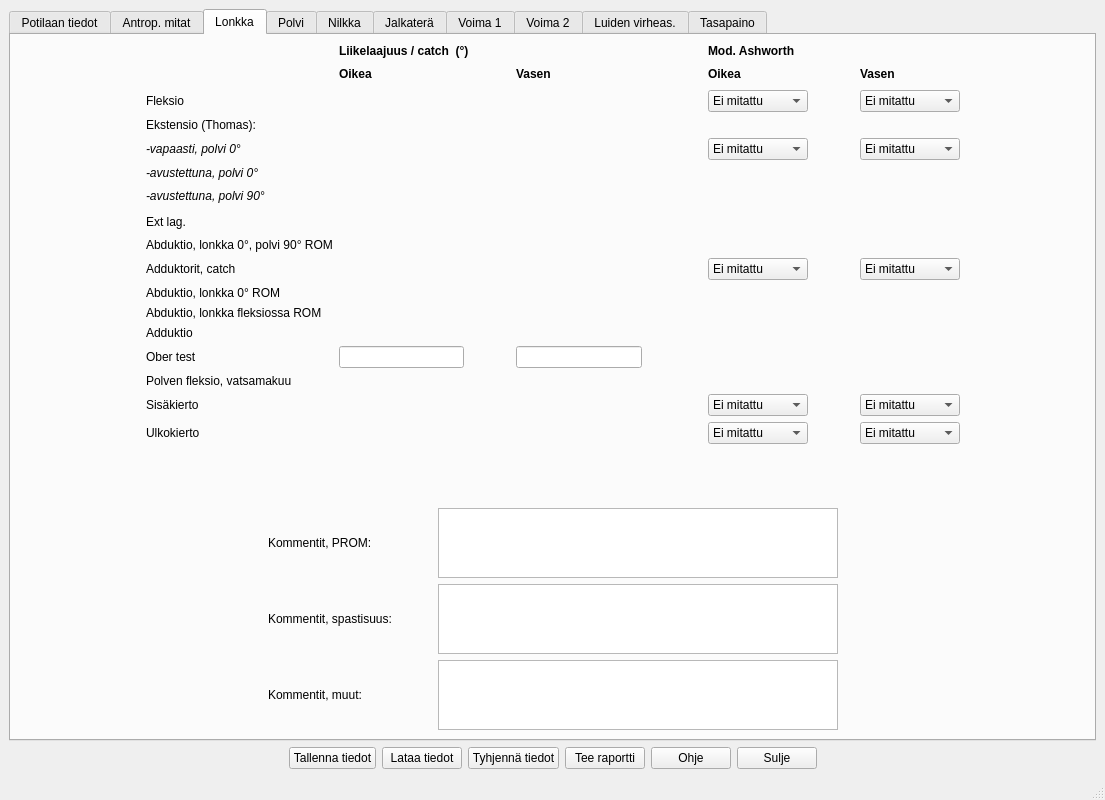
jjnurminen/liikelaaj, file tabbed_design.ui: the form before one commit.
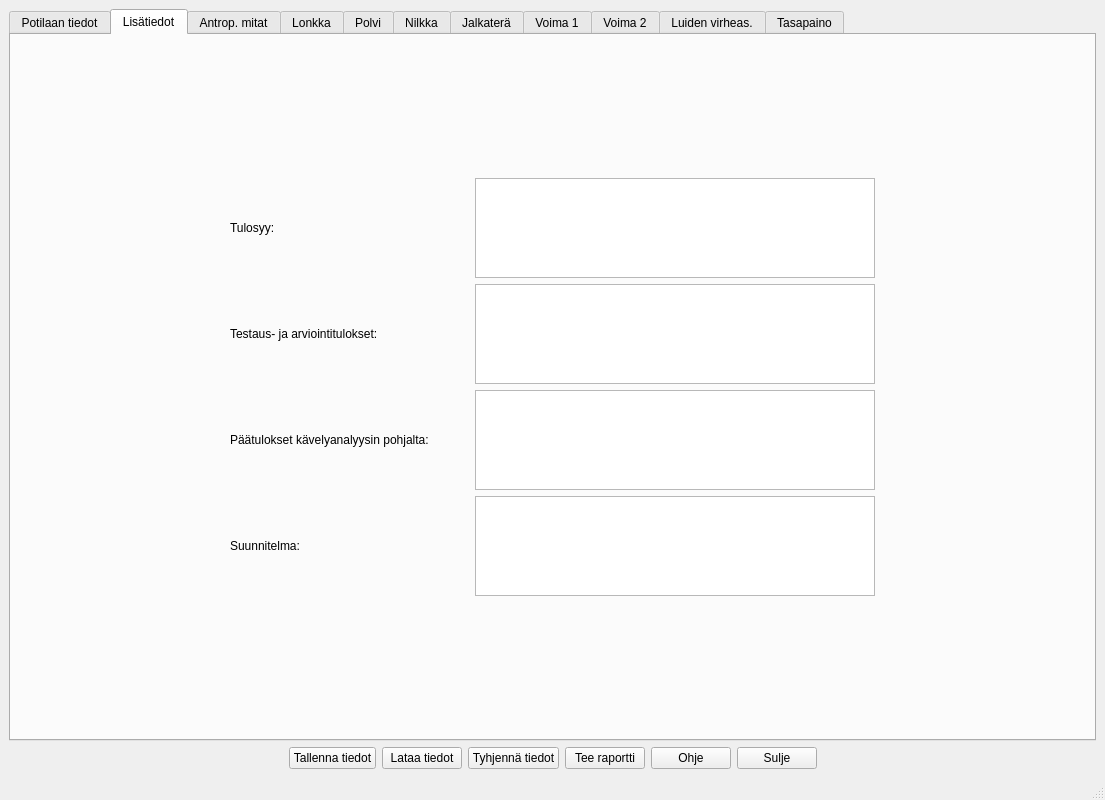
The form after the commit. The open tabs and pages were chosen to show the change. Custom widgets are drawn as their Qt base class.

Commit message: lisatiedot tab (wip)

```diff
--- a/tabbed_design.ui
+++ b/tabbed_design.ui
@@ -305,6 +305,205 @@
         </item>
        </layout>
       </widget>
+      <widget class="QWidget" name="tabLisatiedot">
+       <attribute name="title">
+        <string>Lisätiedot</string>
+       </attribute>
+       <layout class="QVBoxLayout" name="verticalLayout_12">
+        <item>
+         <spacer name="verticalSpacer_8">
+          <property name="orientation">
+           <enum>Qt::Vertical</enum>
+          </property>
+          <property name="sizeHint" stdset="0">
+           <size>
+            <width>20</width>
+            <height>106</height>
+           </size>
+          </property>
+         </spacer>
+        </item>
+        <item>
+         <layout class="QGridLayout" name="gridLayout_9">
+          <item row="0" column="1">
+           <widget class="QLabel" name="label_241">
+            <property name="text">
+             <string>Tulosyy:</string>
+            </property>
+           </widget>
+          </item>
+          <item row="1" column="3">
+           <widget class="QTextEdit" name="cmtAntrop_3">
+            <property name="sizePolicy">
+             <sizepolicy hsizetype="Fixed" vsizetype="Fixed">
+              <horstretch>0</horstretch>
+              <verstretch>0</verstretch>
+             </sizepolicy>
+            </property>
+            <property name="minimumSize">
+             <size>
+              <width>400</width>
+              <height>100</height>
+             </size>
+            </property>
+            <property name="maximumSize">
+             <size>
+              <width>400</width>
+              <height>100</height>
+             </size>
+            </property>
+           </widget>
+          </item>
+          <item row="0" column="3">
+           <widget class="QTextEdit" name="cmtAntrop_4">
+            <property name="sizePolicy">
+             <sizepolicy hsizetype="Fixed" vsizetype="Fixed">
+              <horstretch>0</horstretch>
+              <verstretch>0</verstretch>
+             </sizepolicy>
+            </property>
+            <property name="minimumSize">
+             <size>
+              <width>400</width>
+              <height>100</height>
+             </size>
+            </property>
+            <property name="maximumSize">
+             <size>
+              <width>400</width>
+              <height>100</height>
+             </size>
+            </property>
+           </widget>
+          </item>
+          <item row="3" column="1">
+           <widget class="QLabel" name="label_327">
+            <property name="text">
+             <string>Suunnitelma:</string>
+            </property>
+           </widget>
+          </item>
+          <item row="1" column="1">
+           <widget class="QLabel" name="label_307">
+            <property name="text">
+             <string>Testaus- ja arviointitulokset:</string>
+            </property>
+           </widget>
+          </item>
+          <item row="2" column="1">
+           <widget class="QLabel" name="label_326">
+            <property name="text">
+             <string>Päätulokset kävelyanalyysin pohjalta:</string>
+            </property>
+           </widget>
+          </item>
+          <item row="0" column="0">
+           <spacer name="horizontalSpacer_39">
+            <property name="orientation">
+             <enum>Qt::Horizontal</enum>
+            </property>
+            <property name="sizeHint" stdset="0">
+             <size>
+              <width>40</width>
+              <height>20</height>
+             </size>
+            </property>
+           </spacer>
+          </item>
+          <item row="0" column="4">
+           <spacer name="horizontalSpacer_43">
+            <property name="orientation">
+             <enum>Qt::Horizontal</enum>
+            </property>
+            <property name="sizeHint" stdset="0">
+             <size>
+              <width>40</width>
+              <height>20</height>
+             </size>
+            </property>
+           </spacer>
+          </item>
+          <item row="3" column="3">
+           <widget class="QTextEdit" name="cmtAntrop_5">
+            <property name="sizePolicy">
+             <sizepolicy hsizetype="Fixed" vsizetype="Fixed">
+              <horstretch>0</horstretch>
+              <verstretch>0</verstretch>
+             </sizepolicy>
+            </property>
+            <property name="minimumSize">
+             <size>
+              <width>400</width>
+              <height>100</height>
+             </size>
+            </property>
+            <property name="maximumSize">
+             <size>
+              <width>400</width>
+              <height>100</height>
+             </size>
+            </property>
+           </widget>
+          </item>
+          <item row="2" column="3">
+           <widget class="QTextEdit" name="cmtAntrop_2">
+            <property name="sizePolicy">
+             <sizepolicy hsizetype="Fixed" vsizetype="Fixed">
+              <horstretch>0</horstretch>
+              <verstretch>0</verstretch>
+             </sizepolicy>
+            </property>
+            <property name="minimumSize">
+             <size>
+              <width>400</width>
+              <height>100</height>
+             </size>
+            </property>
+            <property name="maximumSize">
+             <size>
+              <width>400</width>
+              <height>100</height>
+             </size>
+            </property>
+           </widget>
+          </item>
+          <item row="2" column="2">
+           <spacer name="horizontalSpacer_44">
+            <property name="orientation">
+             <enum>Qt::Horizontal</enum>
+            </property>
+            <property name="sizeType">
+             <enum>QSizePolicy::Fixed</enum>
+            </property>
+            <property name="sizeHint" stdset="0">
+             <size>
+              <width>40</width>
+              <height>20</height>
+             </size>
+            </property>
+           </spacer>
+          </item>
+         </layout>
+        </item>
+        <item>
+         <spacer name="verticalSpacer_9">
+          <property name="orientation">
+           <enum>Qt::Vertical</enum>
+          </property>
+          <property name="sizeHint" stdset="0">
+           <size>
+            <width>20</width>
+            <height>105</height>
+           </size>
+          </property>
+         </spacer>
+        </item>
+       </layout>
+       <zorder>cmtAntrop_5</zorder>
+       <zorder>verticalSpacer_8</zorder>
+       <zorder>gridLayoutWidget</zorder>
+       <zorder>verticalSpacer_9</zorder>
+      </widget>
       <widget class="QWidget" name="tabAntrop">
        <attribute name="title">
         <string>Antrop. mitat</string>
```
Left out of the diff: 2 changed lines with no effect on the pictures. The commit also changes 1 other file.
